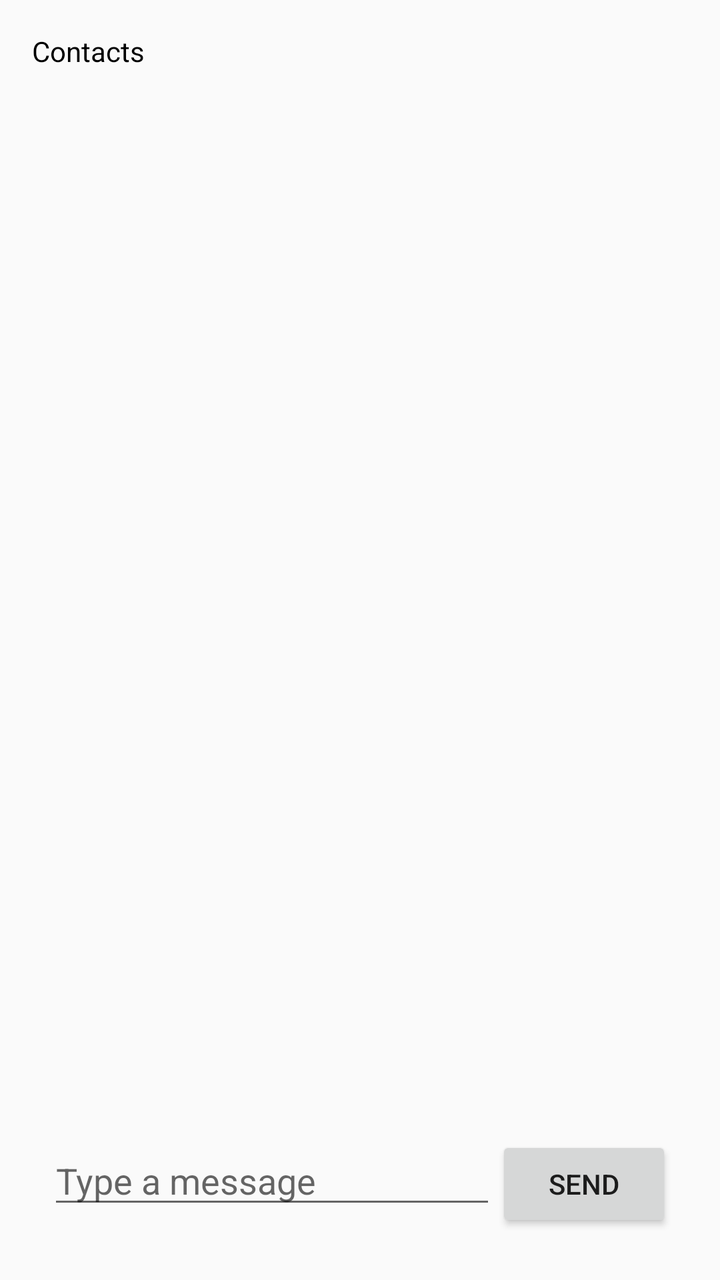
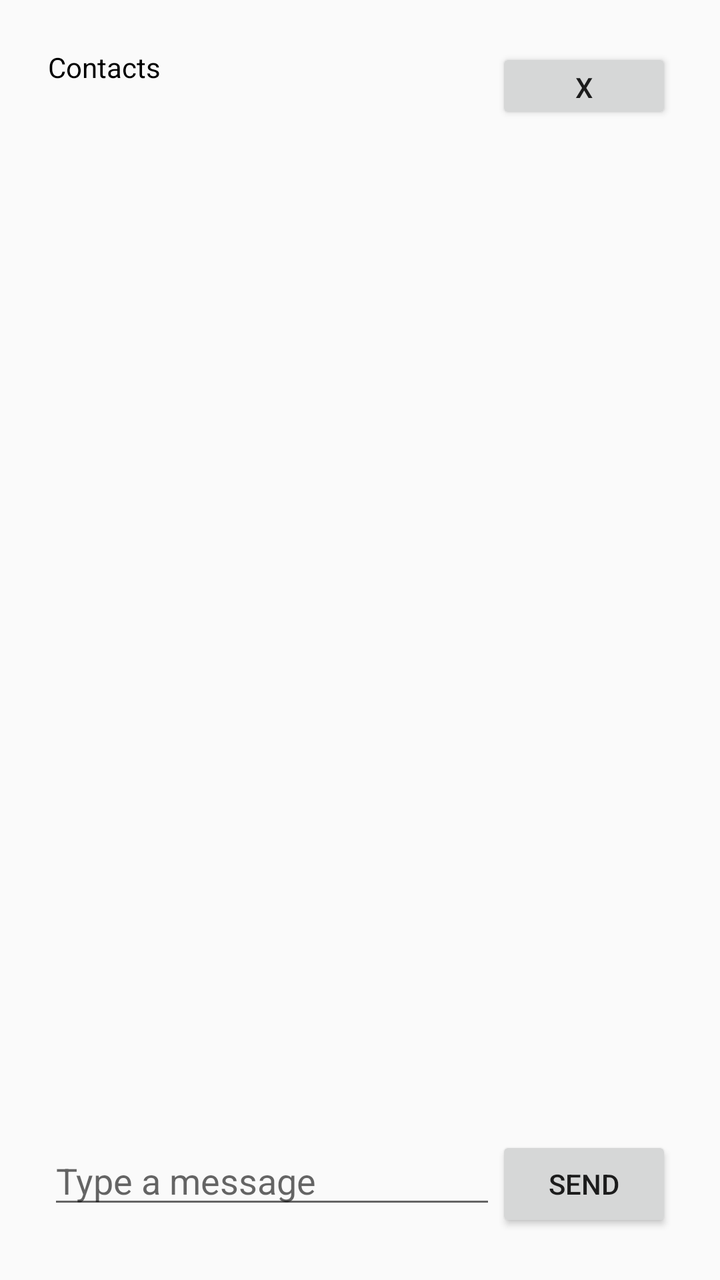

Before-and-after screenshots of an Android layout around one commit, followed by the original layout XML and the change that was made.
<!-- AndroidManifest.xml: application theme Theme.Ft_hangouts -->
<!-- res/layout/message.xml -->
<?xml version="1.0" encoding="utf-8"?>
<LinearLayout xmlns:android="http://schemas.android.com/apk/res/android"
    android:layout_width="match_parent"
    android:layout_height="match_parent"
    android:orientation="vertical"
    android:fitsSystemWindows="true"
    android:padding="16dp">

    <TextView
        android:id="@+id/titleText"
        android:textColor="#000000"
        android:layout_width="wrap_content"
        android:layout_height="wrap_content"
        android:text="@string/contacts" />

    <TextView
        android:id="@+id/contactName"
        android:textColor="#000000"
        android:layout_width="wrap_content"
        android:layout_height="wrap_content" />

    <ListView
        android:id="@+id/listMessages"
        android:layout_width="match_parent"
        android:layout_height="0dp"
        android:layout_weight="1"
        android:divider="@null"
        android:stackFromBottom="true"
        android:transcriptMode="alwaysScroll" />

    
    <LinearLayout
        android:layout_width="match_parent"
        android:layout_height="wrap_content"
        android:orientation="horizontal"
        android:padding="8dp">

        <EditText
            android:id="@+id/editMessage"
            android:layout_width="0dp"
            android:autofillHints=""
            android:inputType="text"
            android:layout_height="wrap_content"
            android:layout_weight="1"
            android:hint="Type a message" />

        <Button
            android:id="@+id/buttonSend"
            android:layout_width="wrap_content"
            android:layout_height="wrap_content"
            android:text="Send" />
    </LinearLayout>

</LinearLayout>
<!-- resources referenced by this layout -->
<resources>
  <string name="contacts">Contacts</string>
  <style name="Theme.Ft_hangouts" parent="android:Theme.Material.Light.NoActionBar" />
</resources>

<!-- the commit's change to res/layout/message.xml (unified diff, before → after) -->
@@ -6,18 +6,41 @@
     android:fitsSystemWindows="true"
     android:padding="16dp">
 
-    <TextView
-        android:id="@+id/titleText"
-        android:textColor="#000000"
-        android:layout_width="wrap_content"
+    <LinearLayout
+        android:layout_width="match_parent"
         android:layout_height="wrap_content"
-        android:text="@string/contacts" />
+        android:orientation="horizontal"
+        android:padding="8dp">
 
-    <TextView
-        android:id="@+id/contactName"
-        android:textColor="#000000"
-        android:layout_width="wrap_content"
-        android:layout_height="wrap_content" />
+        <LinearLayout
+            android:layout_width="0dp"
+            android:layout_height="wrap_content"
+            android:layout_weight="1"
+            android:orientation="vertical">
+
+            <TextView
+                android:id="@+id/titleText"
+                android:textColor="#000000"
+                android:layout_width="wrap_content"
+                android:layout_height="wrap_content"
+                android:text="@string/contacts" />
+
+            <TextView
+                android:id="@+id/contactName"
+                android:textColor="#000000"
+                android:layout_width="wrap_content"
+                android:layout_height="wrap_content" />
+        </LinearLayout>
+
+        <Button
+            android:id="@+id/closeButton"
+            android:layout_width="wrap_content"
+            android:layout_height="match_parent"
+            android:layout_gravity="center_vertical"
+            android:text="x" />
+    </LinearLayout>
+
+    
 
     <ListView
         android:id="@+id/listMessages"
@@ -28,7 +51,6 @@
         android:stackFromBottom="true"
         android:transcriptMode="alwaysScroll" />
 
-    
     <LinearLayout
         android:layout_width="match_parent"
         android:layout_height="wrap_content"
